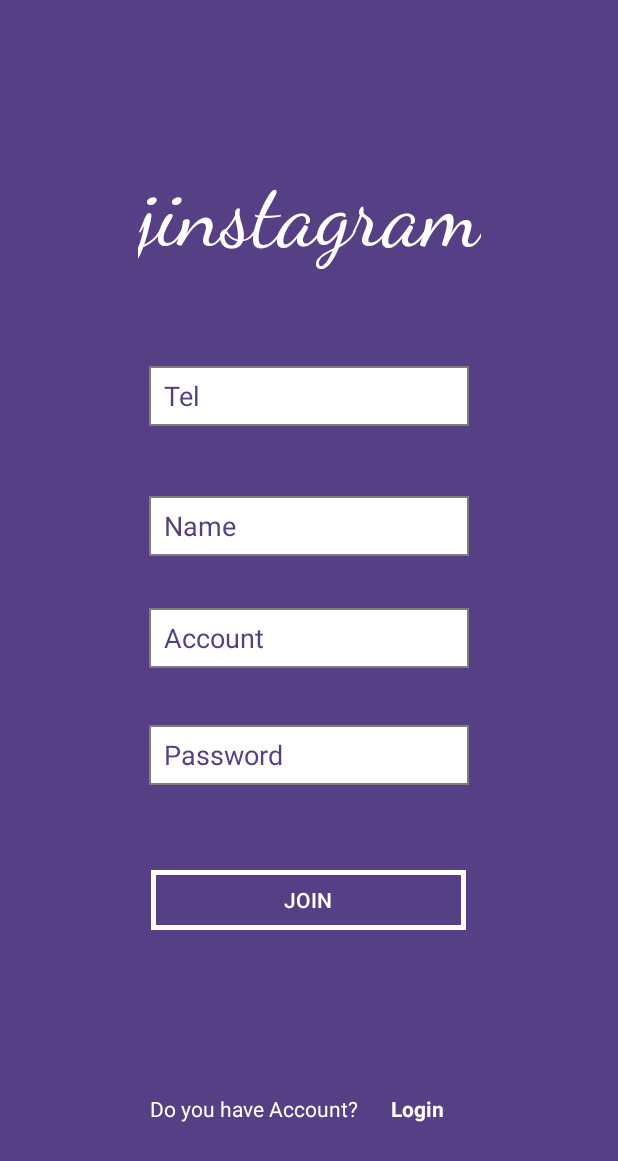
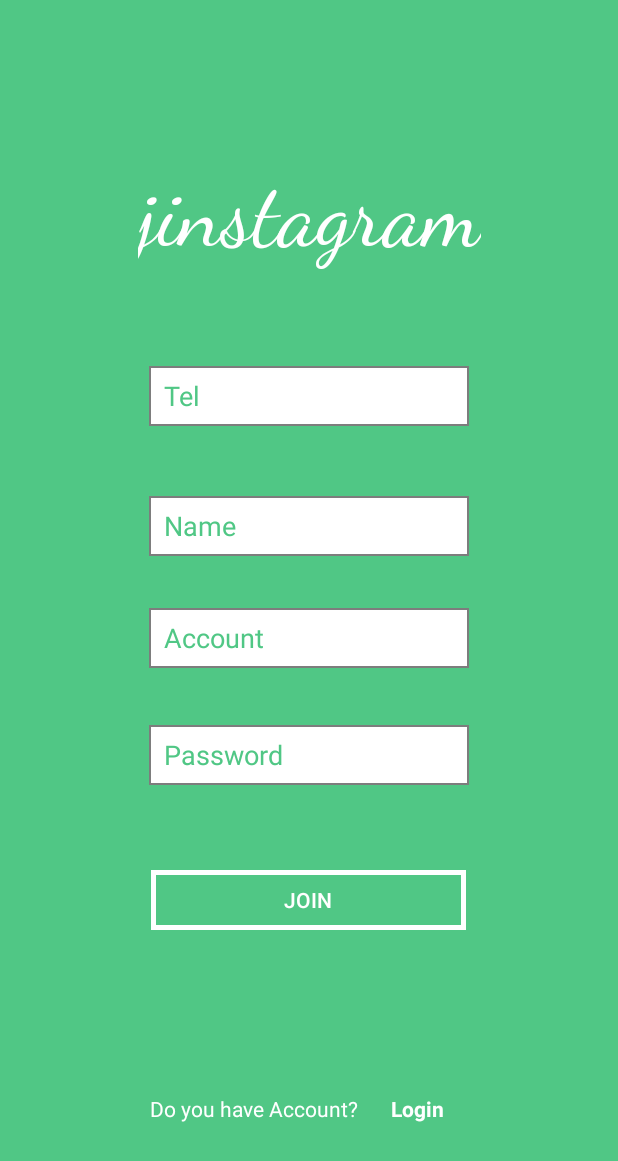
Before and after one commit to yisojin/Instagram, an Android app: the screen it shows after launch (RegisterActivity), on a phone screen of 412 x 824 dp. Shown: the top 1161 px of the screen. Run offline under Robolectric (Android 15) with nearby library versions, the phone set to English and light mode, and no system bars; libraries missing offline, so code that uses them is left out: com.facebook, com.facebook.appevents, com.facebook.login.

Commit message:
jinstagram 기본 배경색상변경

```diff
--- a/app/src/main/res/values/colors.xml
+++ b/app/src/main/res/values/colors.xml
@@ -3,7 +3,7 @@
     <color name="colorWhite">#ffffff</color>
     <color name="colorBlack">#000000</color>
     <color name="colorPrimary">#3F51B5</color>
-    <color name="colorPrimaryDark">#303F9F</color>
+    <color name="colorPrimaryDark">#50C785</color>
     <color name="colorAccent">#FF4081</color>
     <color name="colorToLogin">#72caf9</color>
     <color name="colorTextBackground1">#FA5858</color>
@@ -11,6 +11,6 @@
     <color name="colorTextBackground3">#58FAAC</color>
     <color name="colorTextBackground4">#5858FA</color>
     <color name="colorTextBackground5">#FA58D0</color>
-    <color name="colorPurple">#563F84</color>
-    <color name="colorLightPurple">#9c6dc4</color>
+    <color name="colorPurple">#50C785</color>
+    <color name="colorLightPurple">#73EAA8</color>
 </resources>
```
